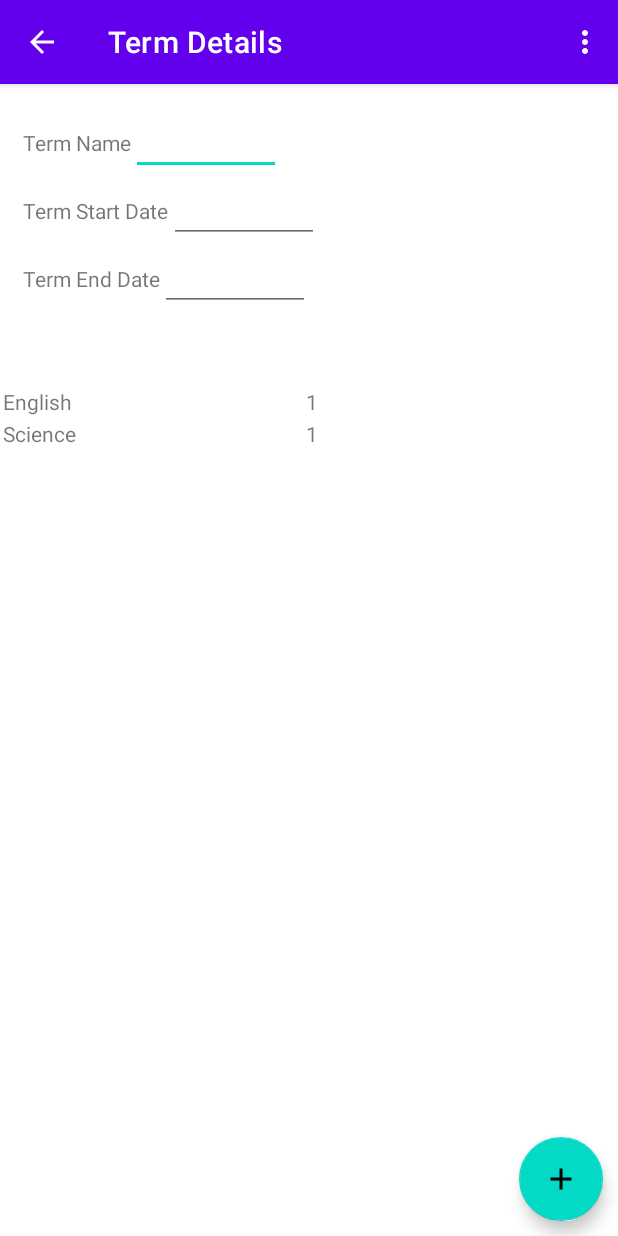
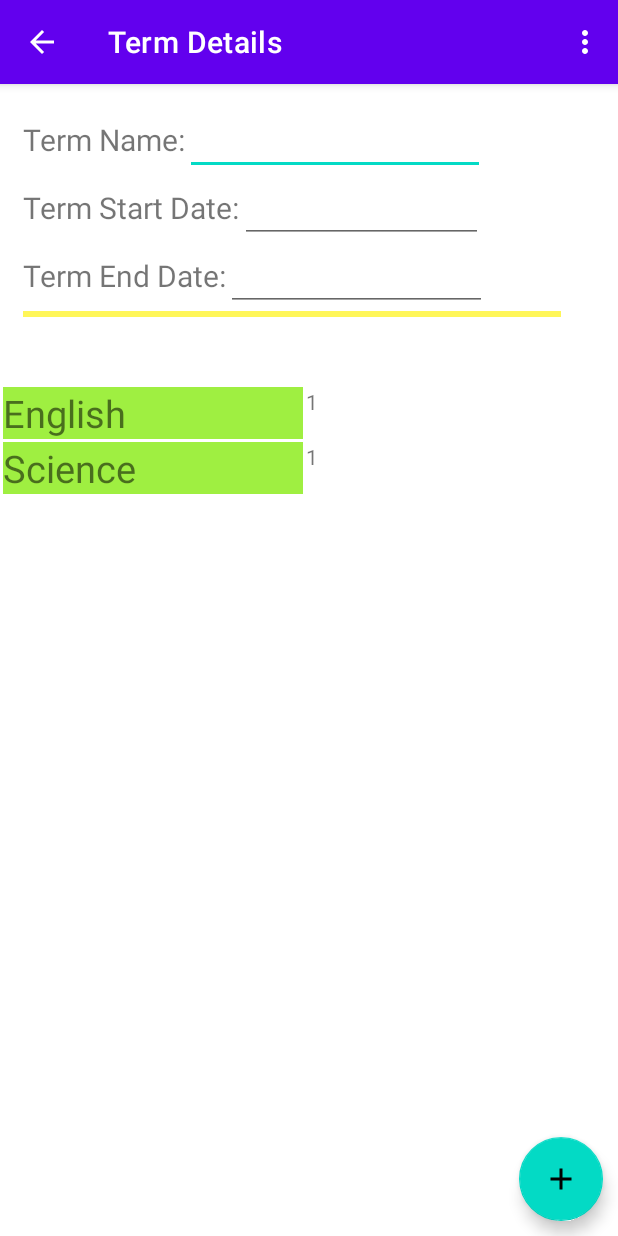
Before and after one commit to creid80/My-College-Journey, an Android app: the TermDetails screen opened directly, with no data from a screen before it, in the options menu, after a tap on "Add Sample Courses", on a phone screen of 412 x 824 dp. Run offline under Robolectric (Android 15) with nearby library versions, the phone set to English and light mode, and no system bars; our stand-ins replace Room's generated code.

Commit message:
fifth commit

```diff
--- a/app/src/main/res/layout/activity_term_details.xml
+++ b/app/src/main/res/layout/activity_term_details.xml
@@ -42,11 +42,12 @@
                 <TextView
                     android:layout_width="wrap_content"
                     android:layout_height="wrap_content"
-                    android:text="Term Name" />
+                    android:text="Term Name:"
+                    android:textSize="20dp"/>
 
                 <EditText
                     android:id="@+id/termname"
-                    android:layout_width="100dp"
+                    android:layout_width="200dp"
                     android:layout_height="wrap_content" />
             </LinearLayout>
             <LinearLayout
@@ -57,11 +58,12 @@
                 <TextView
                     android:layout_width="wrap_content"
                     android:layout_height="wrap_content"
-                    android:text="Term Start Date" />
+                    android:text="Term Start Date:"
+                    android:textSize="20dp"/>
 
                 <EditText
                     android:id="@+id/termstart"
-                    android:layout_width="100dp"
+                    android:layout_width="162dp"
                     android:layout_height="wrap_content" />
             </LinearLayout>
             <LinearLayout
@@ -72,13 +74,20 @@
                 <TextView
                     android:layout_width="wrap_content"
                     android:layout_height="wrap_content"
-                    android:text="Term End Date" />
+                    android:text="Term End Date:"
+                    android:textSize="20dp"/>
 
                 <EditText
                     android:id="@+id/termend"
-                    android:layout_width="100dp"
+                    android:layout_width="174dp"
                     android:layout_height="wrap_content" />
             </LinearLayout>
+            <View
+                android:layout_width="match_parent"
+                android:layout_height="4dp"
+                android:paddingTop="10dp"
+                android:layout_marginRight="20dp"
+                android:background="#FFF658"/>
         </LinearLayout>
     </ScrollView>
 
--- a/app/src/main/res/layout/course_list_item.xml
+++ b/app/src/main/res/layout/course_list_item.xml
@@ -1,30 +1,30 @@
 <?xml version="1.0" encoding="utf-8"?>
 <androidx.constraintlayout.widget.ConstraintLayout xmlns:android="http://schemas.android.com/apk/res/android"
+    xmlns:app="http://schemas.android.com/apk/res-auto"
     xmlns:tools="http://schemas.android.com/tools"
     android:layout_width="match_parent"
-    android:layout_height="wrap_content"
-    xmlns:app="http://schemas.android.com/apk/res-auto">
+    android:layout_height="wrap_content">
 
     <TextView
         android:id="@+id/textView2"
         android:layout_width="200dp"
         android:layout_height="wrap_content"
         android:layout_margin="2dp"
-        android:background="@color/cardview_light_background"
+        android:background="#9FEF41"
         android:text="TextView"
-        app:layout_constraintTop_toTopOf="parent"
+        android:textSize="25dp"
         app:layout_constraintLeft_toLeftOf="parent"
-        tools:layout_editor_absoluteX="149dp"
-        tools:layout_editor_absoluteY="196dp" />
+        app:layout_constraintTop_toTopOf="parent" />
+
     <TextView
         android:id="@+id/textView3"
         android:layout_width="200dp"
         android:layout_height="wrap_content"
-        android:text="TextView"
         android:layout_margin="2dp"
         android:background="@color/cardview_light_background"
+        android:text="TextView"
+        app:layout_constraintLeft_toRightOf="@id/textView2"
         app:layout_constraintTop_toTopOf="parent"
-        app:layout_constraintLeft_toRightOf="@id/textView2"
         tools:layout_editor_absoluteX="149dp"
         tools:layout_editor_absoluteY="196dp" />
 
--- a/app/src/main/res/layout/term_list_item.xml
+++ b/app/src/main/res/layout/term_list_item.xml
@@ -1,20 +1,20 @@
 <?xml version="1.0" encoding="utf-8"?>
 <androidx.constraintlayout.widget.ConstraintLayout xmlns:android="http://schemas.android.com/apk/res/android"
+    xmlns:app="http://schemas.android.com/apk/res-auto"
     xmlns:tools="http://schemas.android.com/tools"
     android:layout_width="match_parent"
     android:layout_height="wrap_content"
-    xmlns:app="http://schemas.android.com/apk/res-auto">
+    app:barrierMargin="1dp">
 
     <TextView
         android:id="@+id/textView"
         android:layout_width="200dp"
         android:layout_height="wrap_content"
+        android:layout_margin="2dp"
+        android:background="#FFF658"
         android:text="TextView"
-        android:layout_margin="2dp"
-        android:background="@color/cardview_light_background"
-        app:layout_constraintTop_toTopOf="parent"
+        android:textSize="25dp"
         app:layout_constraintLeft_toLeftOf="parent"
-        tools:layout_editor_absoluteX="149dp"
-        tools:layout_editor_absoluteY="196dp" />
+        app:layout_constraintTop_toTopOf="parent" />
 
 </androidx.constraintlayout.widget.ConstraintLayout>
```
